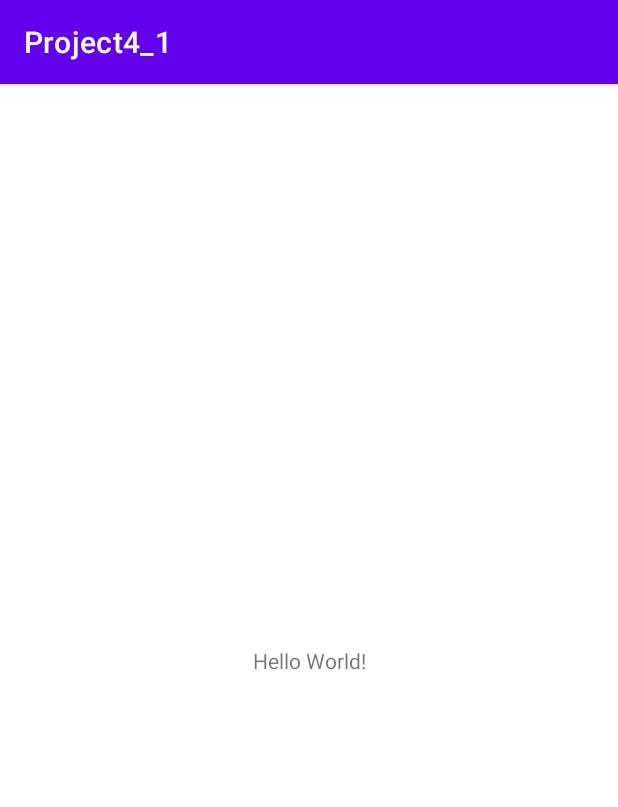
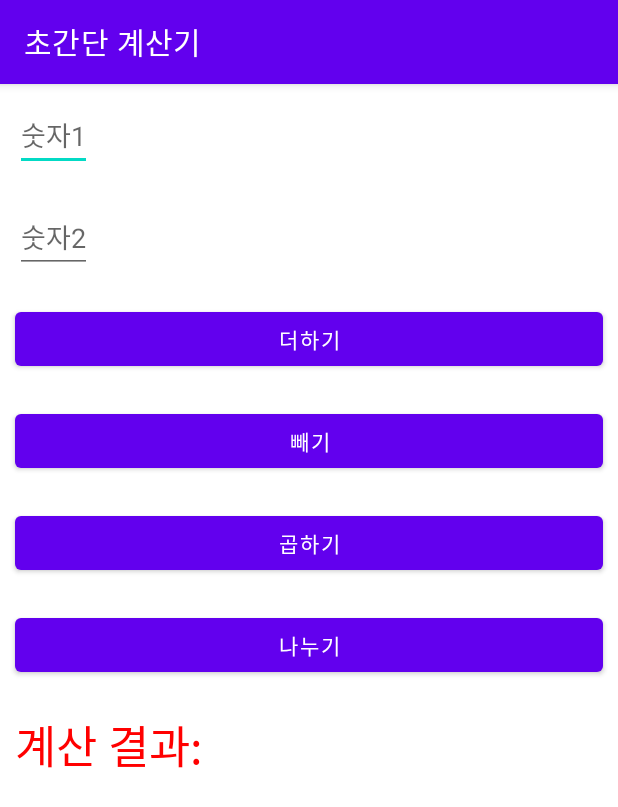
Before and after one commit to KPU-Kyungeun/2-2-mobile-programming, an Android app: the screen it shows after launch (MainActivity), on a phone screen of 412 x 824 dp. Shown: the top 807 px of the screen. Run offline under Robolectric (Android 15) with nearby library versions, the phone set to English and light mode, and no system bars.

Commit message:
feat: 5주차 Project4_1 추가

```diff
--- a/project4_1/src/main/java/com/cookandroid/project4_1/MainActivity.java
+++ b/project4_1/src/main/java/com/cookandroid/project4_1/MainActivity.java
@@ -3,12 +3,79 @@ package com.cookandroid.project4_1;
 import androidx.appcompat.app.AppCompatActivity;
 
 import android.os.Bundle;
+import android.view.MotionEvent;
+import android.view.View;
+import android.widget.Button;
+import android.widget.EditText;
+import android.widget.TextView;
 
 public class MainActivity extends AppCompatActivity {
+
+    EditText edit1, edit2;
+    Button btnAdd, btnSub, btnMul, btnDiv;
+    TextView textResult;
+    String num1, num2;
+    Integer result;
 
     @Override
     protected void onCreate(Bundle savedInstanceState) {
         super.onCreate(savedInstanceState);
         setContentView(R.layout.activity_main);
+
+        setTitle("초간단 계산기");
+
+        edit1 = (EditText) findViewById(R.id.Edit1);
+        edit2 = (EditText) findViewById(R.id.Edit2);
+
+        btnAdd = (Button) findViewById(R.id.BtnAdd);
+        btnSub = (Button) findViewById(R.id.BtnSub);
+        btnMul = (Button) findViewById(R.id.BtnMul);
+        btnDiv = (Button) findViewById(R.id.BtnDiv);
+
+        textResult = (TextView) findViewById((R.id.TextResult));
+
+        btnAdd.setOnTouchListener(new View.OnTouchListener() {
+            @Override
+            public boolean onTouch(View v, MotionEvent event) {
+                num1 = edit1.getText().toString();
+                num2 = edit2.getText().toString();
+                result = Integer.parseInt(num1) + Integer.parseInt(num2);
+                textResult.setText("계산 결과 : " + result.toString());
+                return false;
+            }
+        });
+
+        btnSub.setOnTouchListener(new View.OnTouchListener() {
+            @Override
+            public boolean onTouch(View v, MotionEvent event) {
+                num1 = edit1.getText().toString();
+                num2 = edit2.getText().toString();
+                result = Integer.parseInt(num1) - Integer.parseInt(num2);
+                textResult.setText("계산 결과 : " + result.toString());
+                return false;
+            }
+        });
+
+        btnMul.setOnTouchListener(new View.OnTouchListener() {
+            @Override
+            public boolean onTouch(View v, MotionEvent event) {
+                num1 = edit1.getText().toString();
+                num2 = edit2.getText().toString();
+                result = Integer.parseInt(num1) * Integer.parseInt(num2);
+                textResult.setText("계산 결과 : " + result.toString());
+                return false;
+            }
+        });
+
+        btnDiv.setOnTouchListener(new View.OnTouchListener() {
+            @Override
+            public boolean onTouch(View v, MotionEvent event) {
+                num1 = edit1.getText().toString();
+                num2 = edit2.getText().toString();
+                result = Integer.parseInt(num1) / Integer.parseInt(num2);
+                textResult.setText("계산 결과 : " + result.toString());
+                return false;
+            }
+        });
     }
 }
--- a/project4_1/src/main/res/layout/activity_main.xml
+++ b/project4_1/src/main/res/layout/activity_main.xml
@@ -1,18 +1,60 @@
 <?xml version="1.0" encoding="utf-8"?>
-<androidx.constraintlayout.widget.ConstraintLayout xmlns:android="http://schemas.android.com/apk/res/android"
+<LinearLayout xmlns:android="http://schemas.android.com/apk/res/android"
     xmlns:app="http://schemas.android.com/apk/res-auto"
     xmlns:tools="http://schemas.android.com/tools"
     android:layout_width="match_parent"
     android:layout_height="match_parent"
+    android:orientation="vertical"
     tools:context=".MainActivity">
 
-    <TextView
+    <EditText
+        android:id="@+id/Edit1"
         android:layout_width="wrap_content"
         android:layout_height="wrap_content"
-        android:text="Hello World!"
-        app:layout_constraintBottom_toBottomOf="parent"
-        app:layout_constraintLeft_toLeftOf="parent"
-        app:layout_constraintRight_toRightOf="parent"
-        app:layout_constraintTop_toTopOf="parent" />
+        android:layout_margin="10dp"
+        android:hint="숫자1" />
 
-</androidx.constraintlayout.widget.ConstraintLayout>
+    <EditText
+        android:id="@+id/Edit2"
+        android:layout_width="wrap_content"
+        android:layout_height="wrap_content"
+        android:layout_margin="10dp"
+        android:hint="숫자2" />
+
+    <Button
+        android:id="@+id/BtnAdd"
+        android:layout_width="match_parent"
+        android:layout_height="wrap_content"
+        android:layout_margin="10dp"
+        android:text="더하기" />
+
+    <Button
+        android:id="@+id/BtnSub"
+        android:layout_width="match_parent"
+        android:layout_height="wrap_content"
+        android:layout_margin="10dp"
+        android:text="빼기" />
+
+    <Button
+        android:id="@+id/BtnMul"
+        android:layout_width="match_parent"
+        android:layout_height="wrap_content"
+        android:layout_margin="10dp"
+        android:text="곱하기" />
+
+    <Button
+        android:id="@+id/BtnDiv"
+        android:layout_width="match_parent"
+        android:layout_height="wrap_content"
+        android:layout_margin="10dp"
+        android:text="나누기" />
+
+    <TextView
+        android:id="@+id/TextResult"
+        android:layout_width="wrap_content"
+        android:layout_height="wrap_content"
+        android:layout_margin="10dp"
+        android:text="계산 결과: "
+        android:textColor="#FF0000"
+        android:textSize="30dp" />
+</LinearLayout>
```
Also changed, not shown: 1 other file.
